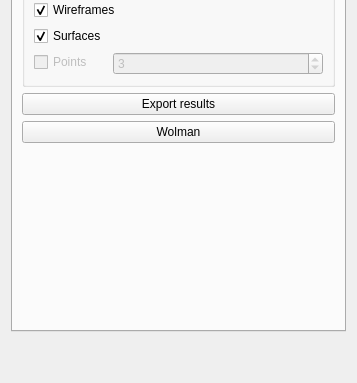
This is ui/qG3PointDialog.ui in p-leroy/qG3Point as Qt 5 draws it before an edit; both pictures show x 0 to 357 and y 225 to 608 of the 357 by 608 pixel window. The edited form follows.
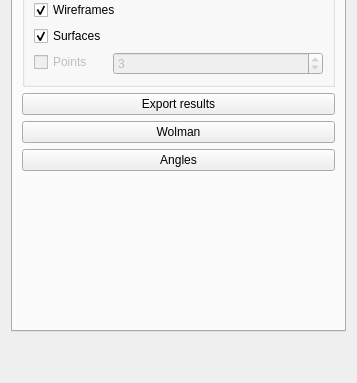
This is the edited form. The open tabs and pages were chosen to show the change.

```diff
--- a/ui/qG3PointDialog.ui
+++ b/ui/qG3PointDialog.ui
@@ -360,6 +360,13 @@
          </property>
         </widget>
        </item>
+       <item>
+        <widget class="QPushButton" name="pushButtonAngles">
+         <property name="text">
+          <string>Angles</string>
+         </property>
+        </widget>
+       </item>
        <item>
         <spacer name="verticalSpacer">
          <property name="orientation">
```
Left out of the diff: 2 changed lines with no effect on the pictures.
